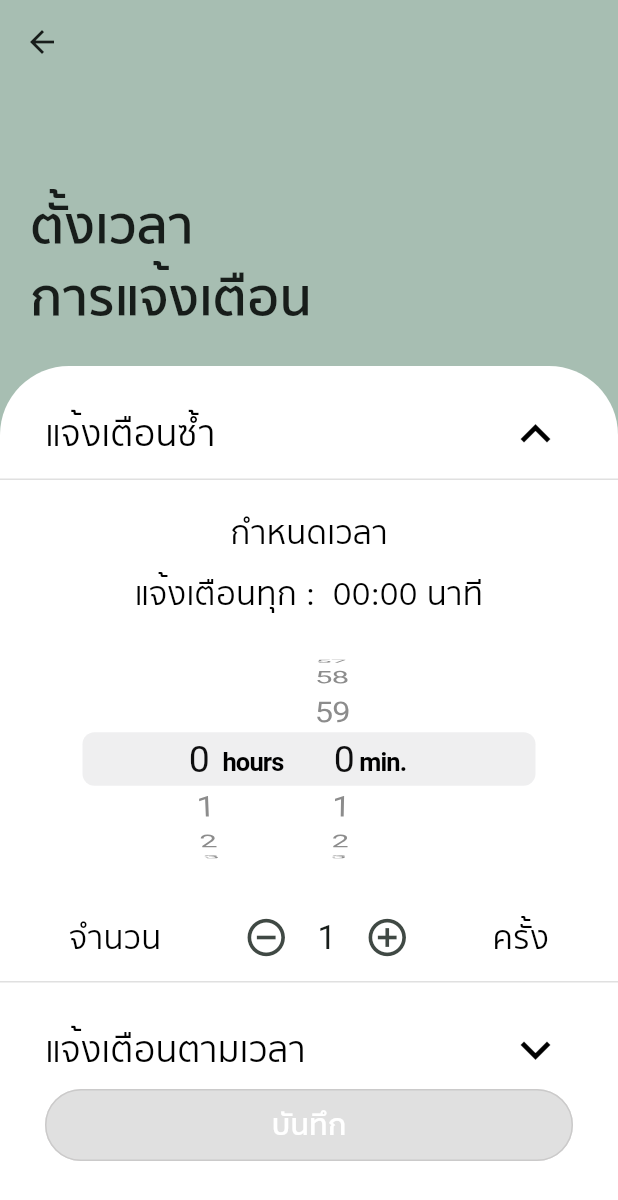
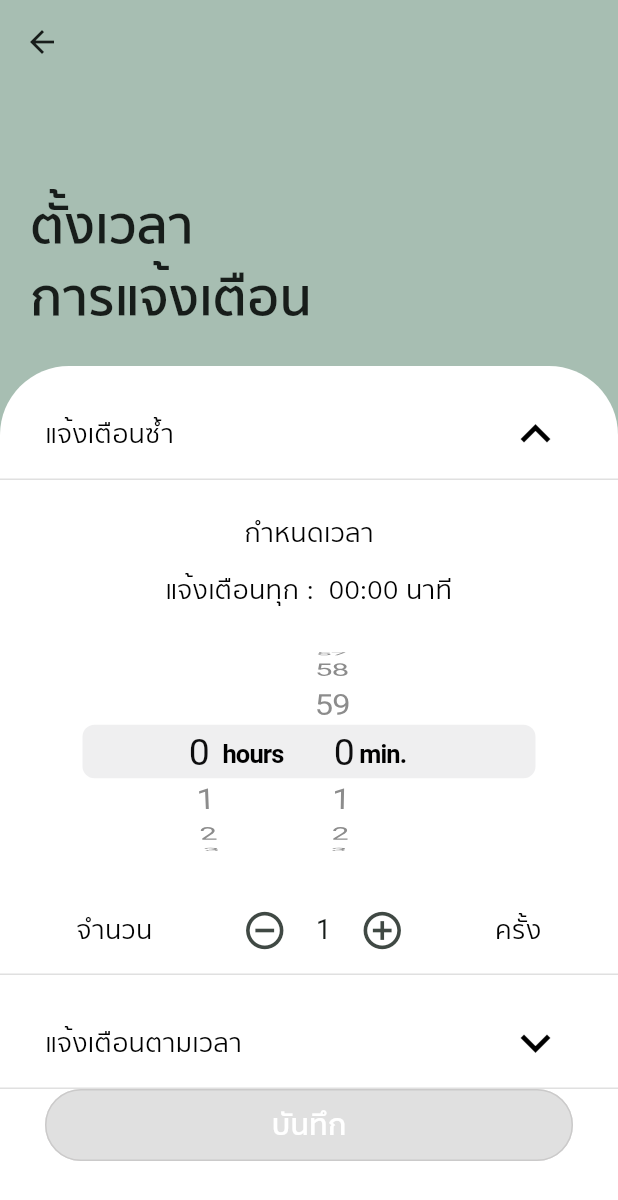
Before and after one commit to Suthasineee/officesyndrome, a Flutter app: the SettingPage screen opened directly, after a tap on "แจ้งเตือนซ้ำ", on a phone screen of 412 x 824 dp. Shown: the top 1200 px of the screen. Run offline on Flutter 3.47's test engine with Material 3 defaults, Android fonts, the phone set to English and light mode, and no system bars; our stand-ins replace flutter_local_notifications, permission_handler, shared_preferences, timezone, video_player; accounts and stored records are empty.

Commit message:
fix noti video

```diff
--- a/lib/setting/setting.dart
+++ b/lib/setting/setting.dart
@@ -185,7 +185,7 @@ class _SettingPageState extends State<SettingPage> {
           onPressed: _decrement,
         ),
         SizedBox(width: 10),
-        Text('$_value', style: TextStyle(fontSize: 22)),
+        Text('$_value', style: TextStyle(fontSize: 18)),
         SizedBox(width: 10),
         IconButton(
           icon: Icon(Icons.add_circle_outline, size: 30),
@@ -273,7 +273,7 @@ class _SettingPageState extends State<SettingPage> {
                       style: TextStyle(
                         color: Colors.black,
                         fontFamily: fontMitr,
-                        fontSize: 22,
+                        fontSize: 18,
                       ),
                     ),
                   ),
@@ -302,7 +302,7 @@ class _SettingPageState extends State<SettingPage> {
                 style: TextStyle(
                   color: Colors.black,
                   fontFamily: fontMitr,
-                  fontSize: 22,
+                  fontSize: 18,
                 ),
               ),
               SizedBox(height: 20),
@@ -338,7 +338,7 @@ class _SettingPageState extends State<SettingPage> {
                     style: TextStyle(
                       color: Colors.black,
                       fontFamily: fontMitr,
-                      fontSize: 22,
+                      fontSize: 18,
                     ),
                   ),
                   _CountNumber(),
@@ -347,7 +347,7 @@ class _SettingPageState extends State<SettingPage> {
                     style: TextStyle(
                       color: Colors.black,
                       fontFamily: fontMitr,
-                      fontSize: 22,
+                      fontSize: 18,
                     ),
                   ),
                 ],
@@ -435,7 +435,7 @@ class _SettingPageState extends State<SettingPage> {
                     style: TextStyle(
                       color: Colors.black,
                       fontFamily: fontMitr,
-                      fontSize: 24,
+                      fontSize: 18,
                     ),
                   ),
                 ),
@@ -506,7 +506,7 @@ class _SettingPageState extends State<SettingPage> {
                     style: TextStyle(
                       color: Colors.black,
                       fontFamily: fontMitr,
-                      fontSize: 24,
+                      fontSize: 18,
                     ),
                   ),
                 ),
--- a/lib/video/video.dart
+++ b/lib/video/video.dart
@@ -78,7 +78,7 @@ class _VideoPageState extends State<VideoPage> {
                   children: [
                     Container(
                       width: MediaQuery.of(context).size.width,
-                      height: MediaQuery.of(context).size.height * 0.8,
+                      height: MediaQuery.of(context).size.height * 0.75,
                       child: AspectRatio(
                         aspectRatio: _controller.value.aspectRatio,
                         child: VideoPlayer(_controller),
@@ -88,7 +88,7 @@ class _VideoPageState extends State<VideoPage> {
                     Column(
                       children: [
                         Container(
-                          height: MediaQuery.of(context).size.height * 0.7,
+                          height: MediaQuery.of(context).size.height * 0.65,
                         ),
                         // ปุ่มเล่น/หยุด
                         Container(
@@ -233,7 +233,7 @@ class _VideoPageState extends State<VideoPage> {
                                   );
                                 },
                               ),
-                              const SizedBox(height: 8),
+                             // const SizedBox(height: 8),
                             ],
                           ),
                         ),
```
Also changed, not shown: lib/helper/notificationService.dart (+3 -5 lines), lib/home/home.dart (+2 -17 lines), 1 other file.
